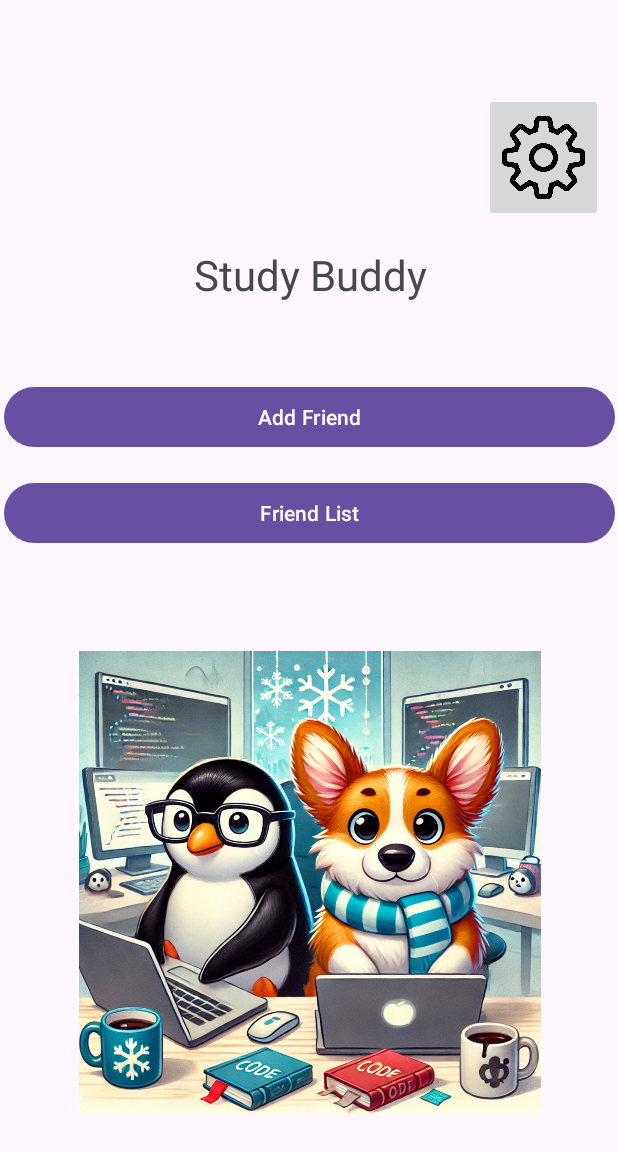
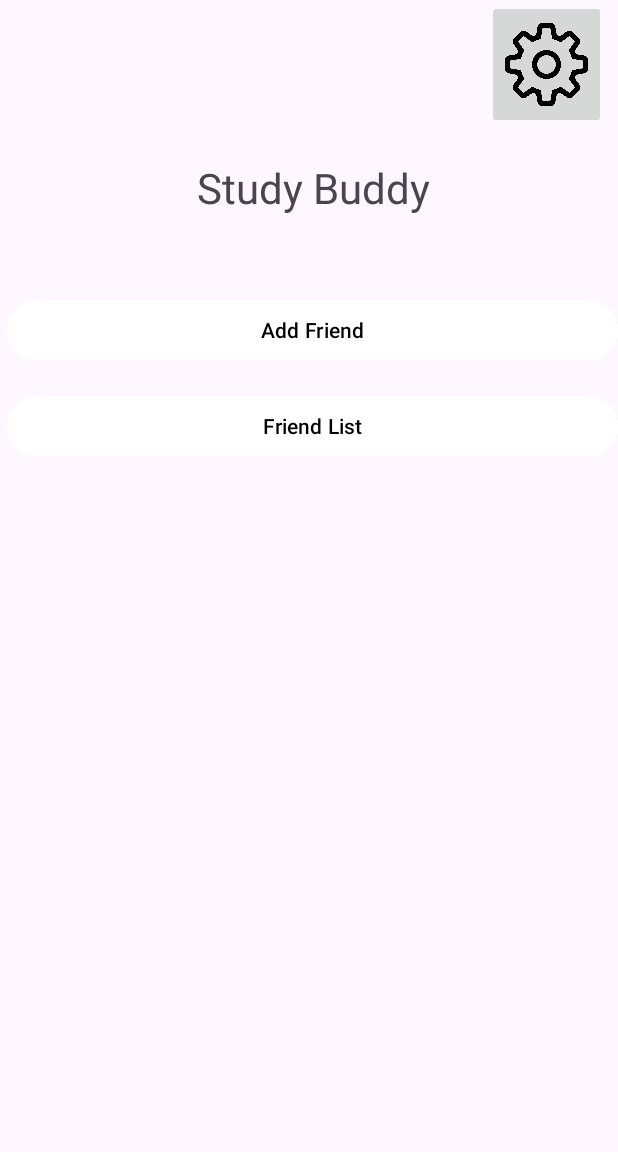
Before and after one commit to ChapCarr/WhosOn, an Android app: the screen it shows after launch (MainActivity), on a phone screen of 412 x 824 dp. Shown: the top 1152 px of the screen. Run offline under Robolectric (Android 15) with nearby library versions, the phone set to English and light mode, and no system bars.

Commit message:
button colors changed

```diff
--- a/app/src/main/res/layout/activity_acount.xml
+++ b/app/src/main/res/layout/activity_acount.xml
@@ -44,6 +44,8 @@
         android:layout_marginStart="110dp"
         android:layout_marginEnd="110dp"
         android:layout_marginBottom="373dp"
+        android:backgroundTint="@color/white"
+        android:textColor="@color/black"
         android:text="Change Profile Picture"
         app:layout_constraintBottom_toBottomOf="parent"
         app:layout_constraintEnd_toEndOf="parent"
--- a/app/src/main/res/layout/activity_add_friend.xml
+++ b/app/src/main/res/layout/activity_add_friend.xml
@@ -31,6 +31,8 @@
             android:layout_width="wrap_content"
             android:layout_height="wrap_content"
             android:layout_marginBottom="405dp"
+            android:textColor="@color/black"
+            android:backgroundTint="@color/white"
             android:text="Search by ABC123"
             app:layout_constraintBottom_toBottomOf="parent"
             app:layout_constraintEnd_toEndOf="parent"
--- a/app/src/main/res/layout/activity_main.xml
+++ b/app/src/main/res/layout/activity_main.xml
@@ -12,18 +12,24 @@
         android:layout_height="708dp"
         app:layout_constraintBottom_toBottomOf="parent"
         app:layout_constraintEnd_toEndOf="parent"
+        app:layout_constraintHorizontal_bias="1.0"
         app:layout_constraintStart_toStartOf="parent"
-        app:layout_constraintTop_toTopOf="parent">
+        app:layout_constraintTop_toTopOf="parent"
+        app:layout_constraintVertical_bias="0.0">
 
         <ImageButton
             android:id="@+id/setting_button"
             android:layout_width="79dp"
             android:layout_height="86dp"
-            android:layout_marginTop="4dp"
+            android:layout_marginStart="320dp"
             android:layout_marginEnd="8dp"
+            android:layout_marginBottom="20dp"
             android:layout_weight="1"
             android:scaleType="fitCenter"
+            app:layout_constraintBottom_toTopOf="@+id/textView3"
             app:layout_constraintEnd_toEndOf="parent"
+            app:layout_constraintHorizontal_bias="0.0"
+            app:layout_constraintStart_toStartOf="parent"
             app:layout_constraintTop_toTopOf="parent"
             app:srcCompat="@drawable/gear" />
 
@@ -45,6 +51,8 @@
             android:layout_height="wrap_content"
             android:layout_marginBottom="464dp"
             android:text="Add Friend"
+            android:textColor="@color/black"
+            android:backgroundTint="@color/white"
             app:layout_constraintBottom_toBottomOf="parent"
             app:layout_constraintEnd_toEndOf="parent"
             app:layout_constraintHorizontal_bias="0.0"
@@ -56,21 +64,12 @@
             android:layout_height="wrap_content"
             android:layout_marginTop="16dp"
             android:text="Friend List"
+            android:textColor="@color/black"
+            android:backgroundTint="@color/white"
             app:layout_constraintEnd_toEndOf="parent"
             app:layout_constraintHorizontal_bias="0.0"
             app:layout_constraintStart_toStartOf="parent"
             app:layout_constraintTop_toBottomOf="@+id/addFriend_button" />
-
-        <ImageView
-            android:id="@+id/imageView11"
-            android:layout_width="351dp"
-            android:layout_height="308dp"
-            android:layout_marginBottom="24dp"
-            app:layout_constraintBottom_toBottomOf="parent"
-            app:layout_constraintEnd_toEndOf="parent"
-            app:layout_constraintStart_toStartOf="parent"
-            app:srcCompat="@drawable/dall_e_2024_11_18_21_59_50___an_adorable_scene_featuring_a_penguin_and_a_corgi_sitting_side_by_side_at_a_desk__both_working_as_coders__the_penguin_is_black_and_white__wearing_glas" />
-
     </androidx.constraintlayout.widget.ConstraintLayout>
 
 </androidx.constraintlayout.widget.ConstraintLayout>
--- a/app/src/main/res/layout/activity_privacy.xml
+++ b/app/src/main/res/layout/activity_privacy.xml
@@ -89,9 +89,11 @@
         android:layout_marginStart="105dp"
         android:layout_marginTop="16dp"
         android:layout_marginEnd="106dp"
+        android:layout_marginBottom="19dp"
         android:backgroundTint="@color/white"
         android:text="Do Not Disturb"
         android:textColor="@color/black"
+        app:layout_constraintBottom_toTopOf="@+id/button5"
         app:layout_constraintEnd_toEndOf="parent"
         app:layout_constraintStart_toStartOf="parent"
         app:layout_constraintTop_toBottomOf="@+id/textView8" />
```
Also changed, not shown: app/src/main/res/layout/activity_settings2.xml (+7 -2 lines).
